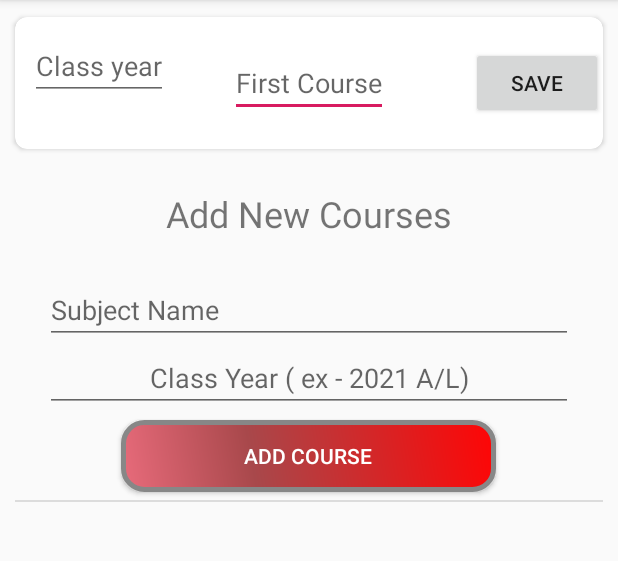
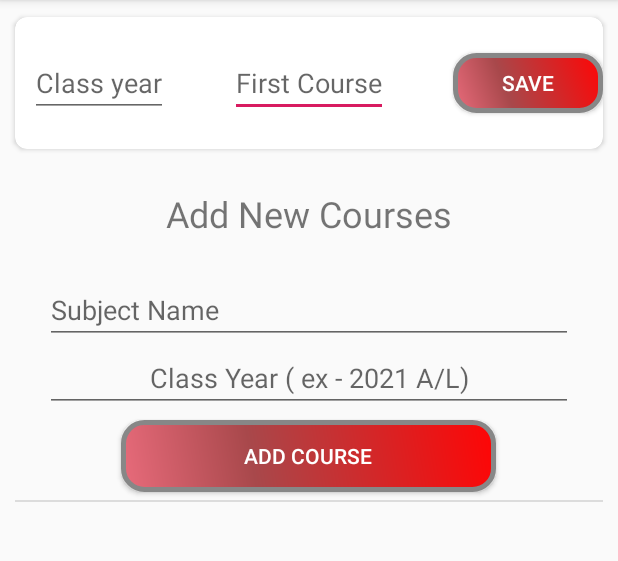
Before and after one commit to YasiruPriyadarshana/EClassKIT, an Android app: the AddNewCourse screen opened directly, with no data from a screen before it, on a phone screen of 412 x 824 dp, the part 84-645 px from its top. Run offline under Robolectric (Android 15) with nearby library versions, the phone set to English and light mode, and no system bars; our stand-ins replace Firebase (no records; nobody signed in at launch, a user with empty details on screens opened directly).

Commit message:
many layouts changed

```diff
--- a/app/src/main/res/layout/activity_add_new_course.xml
+++ b/app/src/main/res/layout/activity_add_new_course.xml
@@ -25,15 +25,18 @@
             android:id="@+id/class_yr_1"
             android:layout_width="wrap_content"
             android:layout_height="wrap_content"
+            android:layout_gravity="center|left"
             android:layout_margin="10dp"
             android:hint="Class year" />
 
         <Button
             android:id="@+id/save_ftcourse"
-            android:layout_width="wrap_content"
-            android:layout_height="wrap_content"
-            android:layout_gravity="right|center_vertical"
-            android:text="save" />
+            android:layout_width="100dp"
+            android:layout_height="40dp"
+            android:layout_gravity="center|right"
+            android:background="@drawable/button_background"
+            android:text="save"
+            android:textColor="@color/common_google_signin_btn_text_dark_default" />
     </androidx.cardview.widget.CardView>
     <ListView
         android:id="@+id/add_newclass_listview"
--- a/app/src/main/res/layout/activity_my_result.xml
+++ b/app/src/main/res/layout/activity_my_result.xml
@@ -51,6 +51,7 @@
         android:layout_width="match_parent"
         android:layout_height="match_parent"
         android:layout_marginLeft="20dp"
+        android:layout_marginTop="10dp"
         android:layout_marginRight="20dp" />
 
 </LinearLayout>
--- a/app/src/main/res/layout/activity_starting.xml
+++ b/app/src/main/res/layout/activity_starting.xml
@@ -5,4 +5,5 @@
     android:id="@+id/main"
     android:layout_width="match_parent"
     android:layout_height="match_parent"
+    android:layout_gravity="center"
     tools:context=".Starting" />
--- a/app/src/main/res/layout/header_comment.xml
+++ b/app/src/main/res/layout/header_comment.xml
@@ -8,6 +8,7 @@
         android:id="@+id/nameppr"
         android:layout_width="match_parent"
         android:layout_height="wrap_content"
+        android:layout_marginTop="10dp"
         android:text="Past paper 2010"
         android:textAlignment="center"
         android:textStyle="bold" />
--- a/app/src/main/res/layout/itemcomment.xml
+++ b/app/src/main/res/layout/itemcomment.xml
@@ -18,6 +18,9 @@
         android:id="@+id/cmt_comment"
         android:layout_width="match_parent"
         android:layout_height="wrap_content"
+        android:layout_marginLeft="10dp"
+        android:layout_marginTop="10dp"
+        android:layout_marginRight="10dp"
         android:text="i have a problem" />
 
     <ImageView
--- a/app/src/main/res/layout/itemmyresult.xml
+++ b/app/src/main/res/layout/itemmyresult.xml
@@ -6,7 +6,7 @@
     android:id="@+id/cardviewresult"
     android:layout_width="match_parent"
     android:layout_height="78dp"
-    android:layout_margin="5dp"
+    android:layout_margin="10dp"
     app:cardCornerRadius="8dp"
     app:cardUseCompatPadding="true">
 
@@ -28,7 +28,7 @@
         android:id="@+id/resultofRanker"
         android:layout_width="wrap_content"
         android:layout_height="wrap_content"
-        android:layout_gravity="center"
+        android:layout_gravity="center|right"
         android:layout_marginLeft="150dp"
         android:text="50"
         android:textAlignment="center"
@@ -39,6 +39,7 @@
         android:id="@+id/rankimg"
         android:layout_width="100dp"
         android:layout_height="55dp"
+        android:layout_gravity="center|left"
         android:layout_marginLeft="15dp"
         android:layout_marginTop="4dp"
         android:contentDescription="asaasd"
--- a/app/src/main/res/layout/itemreply.xml
+++ b/app/src/main/res/layout/itemreply.xml
@@ -12,6 +12,9 @@
         android:id="@+id/rep_user"
         android:layout_width="match_parent"
         android:layout_height="wrap_content"
+        android:layout_marginLeft="10dp"
+        android:layout_marginTop="10dp"
+        android:layout_marginRight="10dp"
         android:text="Name"
         android:textStyle="bold" />
 
@@ -19,6 +22,9 @@
         android:id="@+id/rep_comment"
         android:layout_width="match_parent"
         android:layout_height="wrap_content"
+        android:layout_marginLeft="10dp"
+        android:layout_marginTop="10dp"
+        android:layout_marginRight="10dp"
         android:text="i have a problem" />
 
     <ImageView
--- a/app/src/main/res/layout/itemreview.xml
+++ b/app/src/main/res/layout/itemreview.xml
@@ -13,6 +13,8 @@
             android:id="@+id/name_st_ans"
             android:layout_width="match_parent"
             android:layout_height="wrap_content"
+            android:layout_marginLeft="10dp"
+            android:layout_marginTop="10dp"
             android:layout_weight="1"
             android:text="TextView" />
 
@@ -20,6 +22,8 @@
             android:id="@+id/marks_st"
             android:layout_width="match_parent"
             android:layout_height="wrap_content"
+            android:layout_marginLeft="10dp"
+            android:layout_marginTop="10dp"
             android:layout_weight="1"
             android:text="TextView" />
     </LinearLayout>
--- a/app/src/main/res/layout/textfield.xml
+++ b/app/src/main/res/layout/textfield.xml
@@ -9,6 +9,7 @@
         android:layout_width="match_parent"
         android:layout_height="wrap_content"
         android:layout_marginLeft="30dp"
+        android:layout_marginTop="10dp"
         android:layout_marginRight="30dp"
         android:ems="10"
         android:inputType="textPersonName" />
```
Also changed, not shown: app/src/main/res/layout/itemaddnewclass.xml (+8 -5 lines), app/src/main/res/layout/itemclass.xml (+6 -4 lines), app/src/main/res/layout/itemcourses.xml (+7 -5 lines), app/src/main/res/layout/itemevent.xml (+7 -3 lines).
